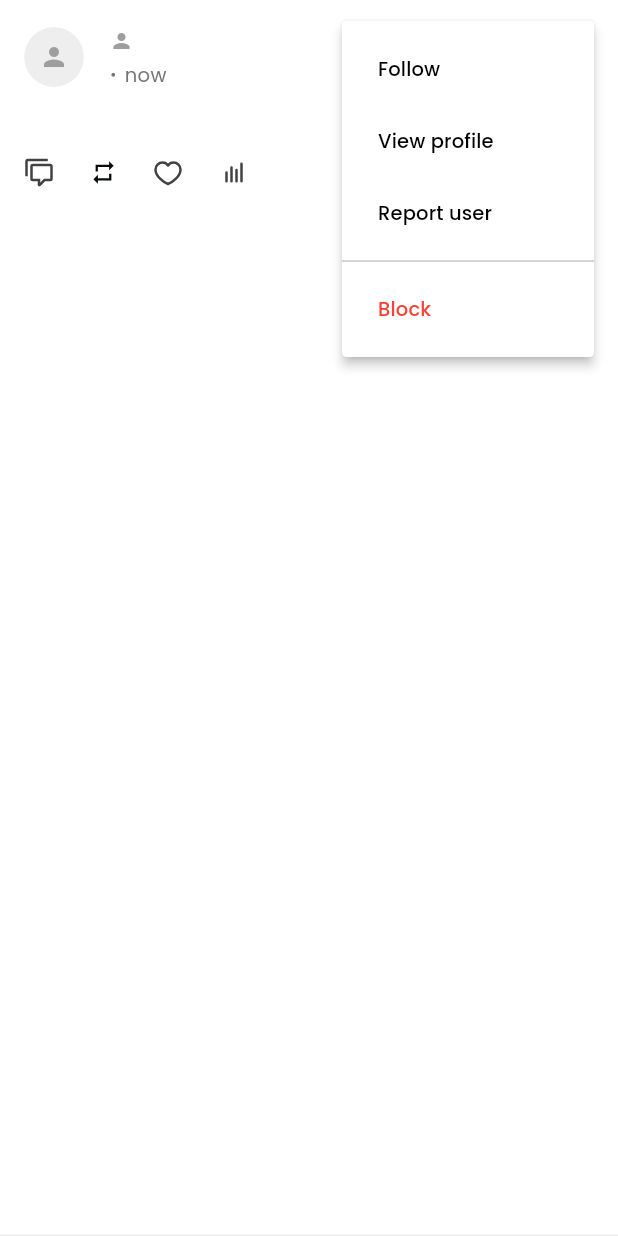
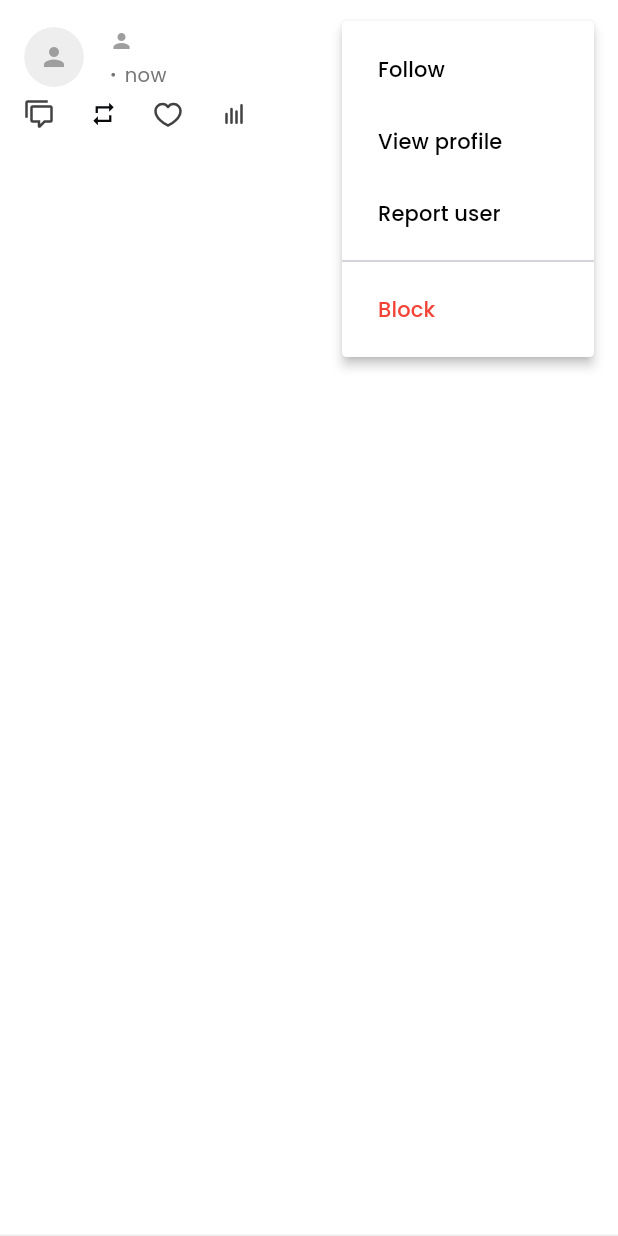
Before and after one commit to Wayne-2/zimax, a Flutter app: the PostCard widget shown alone on an empty page, opened directly with empty values, after a tap on the "more vert" icon, on a phone screen of 412 x 824 dp. Run offline on Flutter 3.47's test engine with Material 3 defaults, Android fonts, the light colour scheme and no system bars; drawn by our look-alikes of cached_network_image; our stand-ins replace carousel_slider, firebase_core, firebase_messaging, flick_video_player, flutter_riverpod, flutter_svg and 8 more; accounts and stored records are empty; network calls fail.

Commit message:
new update

```diff
--- a/lib/src/components/appdrawer.dart
+++ b/lib/src/components/appdrawer.dart
@@ -35,7 +35,7 @@ class _AppDrawerState extends ConsumerState<AppDrawer> {
       child: SafeArea(
         child: Column(
           children: [
-            SizedBox(height: 10),
+            SizedBox(height: 20),
             Padding(
               padding: const EdgeInsets.symmetric(horizontal: 20, vertical: 20),
               child: Row(
--- a/lib/src/components/dropdownmenu.dart
+++ b/lib/src/components/dropdownmenu.dart
@@ -62,7 +62,7 @@ class PostOptionsMenu extends StatelessWidget {
             text,
             style: GoogleFonts.poppins(
               fontWeight: FontWeight.w500,
-              fontSize: 13,
+              fontSize: 14,
               color: isDestructive ? Colors.red : const Color.fromARGB(255, 0, 0, 0),
             ),
           ),
--- a/lib/src/components/post_card.dart
+++ b/lib/src/components/post_card.dart
@@ -60,10 +60,7 @@ class _PostCardState extends State<PostCard> {
       isScrollControlled: true,
       backgroundColor: Colors.transparent,
       builder: (_) {
-        return CommentSheet(
-          postId: postId,
-          userId: user.id,
-        );
+        return CommentSheet(postId: postId, userId: user.id);
       },
     );
   }
@@ -80,6 +77,9 @@ class _PostCardState extends State<PostCard> {
   @override
   Widget build(BuildContext context) {
     final readableDate = timeAgo(widget.createdAt);
+    final hasContent = widget.postcontent.trim().isNotEmpty;
+    final hasImage = widget.imageUrl != null;
+
     return Container(
       padding: const EdgeInsets.symmetric(horizontal: 16, vertical: 14),
       decoration: BoxDecoration(
@@ -172,7 +172,9 @@ class _PostCardState extends State<PostCard> {
                                 ),
                               ),
                               Padding(
-                                padding: const EdgeInsets.symmetric(horizontal: 6),
+                                padding: const EdgeInsets.symmetric(
+                                  horizontal: 6,
+                                ),
                                 child: Icon(
                                   Icons.circle,
                                   size: 3,
@@ -199,30 +201,25 @@ class _PostCardState extends State<PostCard> {
             ],
           ),
 
-          // const SizedBox(height: 12),
-
-          // Post Content
-          Padding(
-            padding: const EdgeInsets.only(top:8.0),
-            child: Text(
+          if (hasContent) ...[
+            const SizedBox(height: 4),
+            Text(
               widget.postcontent,
               style: GoogleFonts.poppins(
-                fontSize: 14,
-                height: 1.5,
+                fontSize: 15,
+                height: 1.4,
                 fontWeight: FontWeight.w400,
-                color: Colors.black87,
+                color: Colors.black,
                 letterSpacing: -0.1,
               ),
-              maxLines: 10,
-              overflow: TextOverflow.ellipsis,
             ),
-          ),
+          ],
 
-          // Post Image
-          if (widget.imageUrl != null) ...[
-            const SizedBox(height: 12),
+          // Post Image - with conditional spacing
+          if (hasImage) ...[
+            SizedBox(height: hasContent ? 12 : 10),
             ClipRRect(
-              borderRadius: BorderRadius.circular(12),
+              borderRadius: BorderRadius.circular(8),
               child: CachedNetworkImage(
                 height: 300,
                 width: double.infinity,
@@ -250,7 +247,8 @@ class _PostCardState extends State<PostCard> {
             ),
           ],
 
-          const SizedBox(height: 14),
+          // Actions Row - smart spacing
+          SizedBox(height: hasContent || hasImage ? 12 : 4),
 
           // Actions Row
           Row(
@@ -263,10 +261,7 @@ class _PostCardState extends State<PostCard> {
               const SizedBox(width: 24),
               RepostButton(count: widget.repost),
               const SizedBox(width: 24),
-              LikeButton(
-                count: widget.like,
-                initialLiked: false,
-              ),
+              LikeButton(count: widget.like, initialLiked: false),
               const SizedBox(width: 24),
               _ActivIcon(
                 icon: 'assets/activicon/activity.svg',
@@ -292,29 +287,13 @@ class _PostCardState extends State<PostCard> {
 Icon _buildStatusIcon(String status) {
   switch (status) {
     case "Student":
-      return const Icon(
-        Icons.school,
-        size: 16,
-        color: Color(0xFF2563EB),
-      );
+      return const Icon(Icons.school, size: 16, color: Color(0xFF2563EB));
     case "Academic Staff":
-      return const Icon(
-        Icons.star,
-        size: 16,
-        color: Color(0xFFF59E0B),
-      );
+      return const Icon(Icons.star, size: 16, color: Color(0xFFF59E0B));
     case "Non-Academic Staff":
-      return const Icon(
-        Icons.work,
-        size: 16,
-        color: Color(0xFFEF4444),
-      );
+      return const Icon(Icons.work, size: 16, color: Color(0xFFEF4444));
     case "Admin":
-      return const Icon(
-        Icons.verified,
-        size: 16,
-        color: Color(0xFF10B981),
-      );
+      return const Icon(Icons.verified, size: 16, color: Color(0xFF10B981));
     default:
       return const Icon(Icons.person, size: 16, color: Colors.grey);
   }
@@ -360,11 +339,7 @@ class _ActivIcon extends StatelessWidget {
       onTap: onTap,
       child: Row(
         children: [
-          SvgIcon(
-            icon,
-            color: Colors.grey.shade800,
-            size: 20,
-          ),
+          SvgIcon(icon, color: Colors.grey.shade800, size: 20),
           if (count.isNotEmpty) ...[
             const SizedBox(width: 6),
             Text(
```
